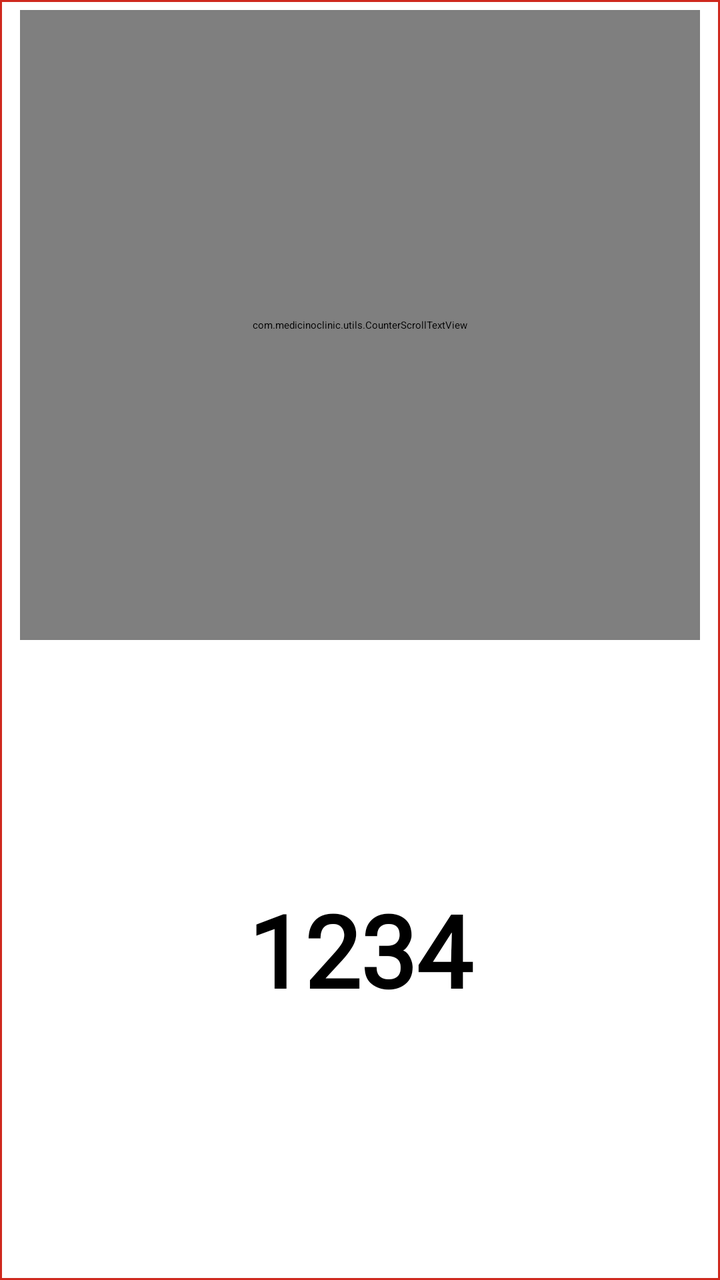
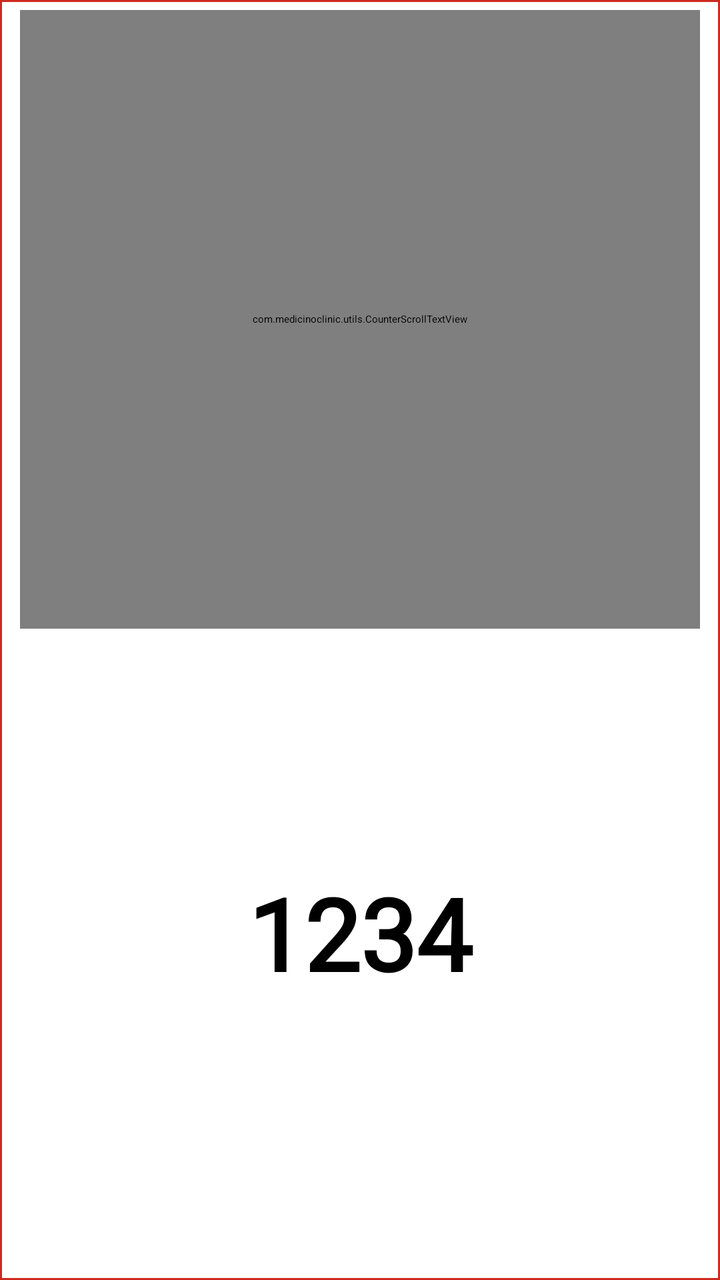

Two renders of the same Android screen: before a commit and after it. Below are the layout's source before the change and the commit's diff.
<!-- AndroidManifest.xml: application theme Theme.MedicinoAndroidTV -->
<!-- res/layout/item_counter3.xml -->
<?xml version="1.0" encoding="utf-8"?>
<LinearLayout xmlns:android="http://schemas.android.com/apk/res/android"
    android:layout_width="match_parent"
    android:layout_height="match_parent"
    android:background="@drawable/focus"
    android:focusable="true"
    android:focusableInTouchMode="true"
    android:orientation="vertical"
    android:paddingStart="10dp"
    android:paddingEnd="10dp"
    android:weightSum="2">

    <com.medicinoclinic.utils.CounterScrollTextView
        android:id="@+id/tv_name"
        android:layout_width="match_parent"
        android:layout_height="0dp"
        android:gravity="center_vertical|center"
        android:singleLine="true"
        android:text="Counter A"
        android:fontFamily="@font/poppins_regular"
        android:textColor="@color/black"
        android:textSize="35sp"
        android:textStyle="bold"
        android:paddingTop="0dp"
        android:paddingBottom="0dp"
        android:lineSpacingExtra="0dp"
        android:textFontWeight="900"
        android:includeFontPadding="false"
        android:layout_weight="1"
        android:layout_marginTop="5dp"
        android:layout_marginBottom="0dp"/>

    <TextView
        android:id="@+id/tv_token"
        android:layout_width="match_parent"
        android:layout_height="0dp"
        android:gravity="center_vertical|center"
        android:layout_marginTop="0dp"
        android:layout_marginBottom="5dp"
        android:text="1234"
        android:textColor="@android:color/black"
        android:textSize="50sp"
        android:textStyle="bold"
        android:paddingTop="0dp"
        android:fontFamily="@font/poppins_bold"
        android:paddingBottom="0dp"
        android:lineSpacingExtra="0dp"
        android:includeFontPadding="false"
        android:layout_weight="1"/>

</LinearLayout>
<!-- resources referenced by this layout -->
<resources>
  <color name="black">#000000</color>
  <!-- drawable focus (drawable) -->
  <?xml version="1.0" encoding="utf-8"?>
  <selector xmlns:android="http://schemas.android.com/apk/res/android">
      <item android:state_focused="true" android:drawable="@drawable/rectangle_bg1" />
      <item android:drawable="@drawable/rectangle_bg" />
  </selector>
  <style name="Theme.MedicinoAndroidTV" parent="@style/Theme.Leanback" />
  <!-- drawable rectangle_bg1 (drawable) -->
  <?xml version="1.0" encoding="utf-8"?>
  <shape xmlns:android="http://schemas.android.com/apk/res/android">
      <solid android:color="@color/selectedBg"/>
      <stroke android:width="1dp" android:color="@color/red"/>
      <corners android:radius="1dp" />
  
  </shape>
  <!-- drawable rectangle_bg (drawable) -->
  <?xml version="1.0" encoding="utf-8"?>
  <shape xmlns:android="http://schemas.android.com/apk/res/android">
      <solid android:color="@color/white"/>
  
      <stroke android:width="1dp"
          android:color="@color/red"
          />
  
  
  
  
  
  
  
      <corners android:bottomRightRadius="0dp"
          android:bottomLeftRadius="0dp"
          android:topLeftRadius="0dp"
          android:topRightRadius="0dp"/>
  </shape>
  <color name="selectedBg">#A692F3DE</color>
  <color name="red">#CF291E</color>
  <color name="white">#ffffff</color>
</resources>

<!-- the commit's change to res/layout/item_counter3.xml (unified diff, before → after) -->
@@ -36,7 +36,7 @@
         android:layout_height="0dp"
         android:gravity="center_vertical|center"
         android:layout_marginTop="0dp"
-        android:layout_marginBottom="5dp"
+        android:layout_marginBottom="16dp"
         android:text="1234"
         android:textColor="@android:color/black"
         android:textSize="50sp"
